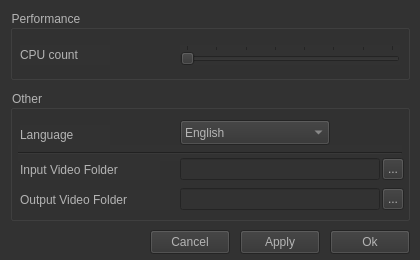
Old version of the form design/Settings.ui in the repository turbo3000r/VideoConverter.
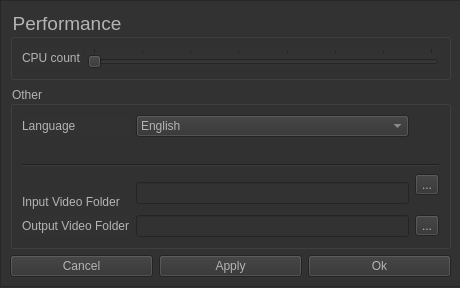
New version of the form. Icons and pictures are not drawn.

```diff
--- a/design/Settings.ui
+++ b/design/Settings.ui
@@ -6,8 +6,8 @@
    <rect>
     <x>0</x>
     <y>0</y>
-    <width>420</width>
-    <height>260</height>
+    <width>460</width>
+    <height>288</height>
    </rect>
   </property>
   <property name="windowTitle">
@@ -18,14 +18,44 @@
 background-color: rgb(50, 50, 50);
 font: 14pt &quot;Gulim&quot;;</string>
   </property>
+  <property name="windowIcon">
+   <iconset>
+    <normaloff>../Vid.ico</normaloff>../Vid.ico</iconset>
+  </property>
+  <widget class="QWidget" name="verticalLayoutWidget">
+   <property name="geometry">
+    <rect>
+     <x>0</x>
+     <y>0</y>
+     <width>461</width>
+     <height>287</height>
+    </rect>
+   </property>
+   <layout class="QVBoxLayout" name="verticalLayout">
+    <item>
+     <widget class="QFrame" name="frame">
+      <property name="frameShape">
+       <enum>QFrame::StyledPanel</enum>
+      </property>
+      <property name="frameShadow">
+       <enum>QFrame::Raised</enum>
+      </property>
+      <layout class="QGridLayout" name="gridLayout_2">
+       <item row="0" column="0" colspan="3">
   <widget class="QGroupBox" name="groupBox">
-   <property name="geometry">
-    <rect>
-     <x>10</x>
-     <y>10</y>
-     <width>400</width>
-     <height>70</height>
-    </rect>
+         <property name="sizePolicy">
+          <sizepolicy hsizetype="Expanding" vsizetype="Minimum">
+           <horstretch>0</horstretch>
+           <verstretch>0</verstretch>
+          </sizepolicy>
+         </property>
+         <property name="font">
+          <font>
+           <family>Tahoma</family>
+           <pointsize>14</pointsize>
+           <italic>false</italic>
+           <bold>false</bold>
+          </font>
    </property>
    <property name="styleSheet">
     <string notr="true"/>
@@ -33,15 +63,22 @@
    <property name="title">
     <string>Performance</string>
    </property>
+         <layout class="QHBoxLayout" name="horizontalLayout_2">
+          <item>
+           <widget class="QLabel" name="label">
+            <property name="toolTip">
+             <string>&lt;html&gt;&lt;head/&gt;&lt;body&gt;&lt;p&gt;Count of CPUs used for conversion&lt;/p&gt;&lt;/body&gt;&lt;/html&gt;</string>
+            </property>
+            <property name="styleSheet">
+             <string notr="true">font: 12pt &quot;Tahoma&quot;;</string>
+            </property>
+            <property name="text">
+             <string>CPU count</string>
+            </property>
+           </widget>
+          </item>
+          <item>
    <widget class="QSlider" name="horizontalSlider">
-    <property name="geometry">
-     <rect>
-      <x>170</x>
-      <y>35</y>
-      <width>220</width>
-      <height>20</height>
-     </rect>
-    </property>
     <property name="styleSheet">
      <string notr="true">font: 12pt &quot;Gulim&quot;;</string>
     </property>
@@ -61,34 +98,17 @@
      <number>1</number>
     </property>
    </widget>
-   <widget class="QLabel" name="label">
-    <property name="geometry">
-     <rect>
-      <x>10</x>
-      <y>35</y>
-      <width>90</width>
-      <height>20</height>
-     </rect>
-    </property>
-    <property name="toolTip">
-     <string>&lt;html&gt;&lt;head/&gt;&lt;body&gt;&lt;p&gt;Count of CPUs used for conversion&lt;/p&gt;&lt;/body&gt;&lt;/html&gt;</string>
-    </property>
-    <property name="styleSheet">
-     <string notr="true">font: 12pt &quot;Gulim&quot;;</string>
-    </property>
-    <property name="text">
-     <string>CPU count</string>
-    </property>
-   </widget>
-  </widget>
+          </item>
+         </layout>
+        </widget>
+       </item>
+       <item row="1" column="0" colspan="3">
   <widget class="QGroupBox" name="groupBox_2">
-   <property name="geometry">
-    <rect>
-     <x>10</x>
-     <y>90</y>
-     <width>400</width>
-     <height>131</height>
-    </rect>
+         <property name="sizePolicy">
+          <sizepolicy hsizetype="Preferred" vsizetype="MinimumExpanding">
+           <horstretch>0</horstretch>
+           <verstretch>0</verstretch>
+          </sizepolicy>
    </property>
    <property name="styleSheet">
     <string notr="true"/>
@@ -96,15 +116,9 @@
    <property name="title">
     <string>Other</string>
    </property>
+         <layout class="QGridLayout" name="gridLayout_3">
+          <item row="0" column="0">
    <widget class="QLabel" name="label_2">
-    <property name="geometry">
-     <rect>
-      <x>10</x>
-      <y>35</y>
-      <width>90</width>
-      <height>20</height>
-     </rect>
-    </property>
     <property name="toolTip">
      <string>&lt;html&gt;&lt;head/&gt;&lt;body&gt;&lt;p&gt;Language of programm &lt;/p&gt;&lt;/body&gt;&lt;/html&gt;</string>
     </property>
@@ -115,15 +129,9 @@
      <string>Language</string>
     </property>
    </widget>
+          </item>
+          <item row="0" column="1">
    <widget class="QComboBox" name="comboBox">
-    <property name="geometry">
-     <rect>
-      <x>170</x>
-      <y>30</y>
-      <width>150</width>
-      <height>25</height>
-     </rect>
-    </property>
     <property name="styleSheet">
      <string notr="true">font: 12pt &quot;Gulim&quot;;</string>
     </property>
@@ -138,14 +146,50 @@
      </property>
     </item>
    </widget>
+          </item>
+          <item row="1" column="0" rowspan="3" colspan="3">
+           <widget class="Line" name="line">
+            <property name="orientation">
+             <enum>Qt::Horizontal</enum>
+            </property>
+           </widget>
+          </item>
+          <item row="2" column="2" rowspan="3">
+           <widget class="QToolButton" name="toolButton">
+            <property name="sizePolicy">
+             <sizepolicy hsizetype="Fixed" vsizetype="Fixed">
+              <horstretch>0</horstretch>
+              <verstretch>0</verstretch>
+             </sizepolicy>
+            </property>
+            <property name="toolTip">
+             <string>&lt;html&gt;&lt;head/&gt;&lt;body&gt;&lt;p&gt;Browse&lt;/p&gt;&lt;/body&gt;&lt;/html&gt;</string>
+            </property>
+            <property name="text">
+             <string>...</string>
+            </property>
+           </widget>
+          </item>
+          <item row="3" column="1" rowspan="2">
+           <widget class="QLineEdit" name="lineEdit">
+            <property name="sizePolicy">
+             <sizepolicy hsizetype="Expanding" vsizetype="Fixed">
+              <horstretch>0</horstretch>
+              <verstretch>0</verstretch>
+             </sizepolicy>
+            </property>
+            <property name="styleSheet">
+             <string notr="true">font: 10pt &quot;Tahoma&quot;;</string>
+            </property>
+           </widget>
+          </item>
+          <item row="4" column="0">
    <widget class="QLabel" name="label_3">
-    <property name="geometry">
-     <rect>
-      <x>10</x>
-      <y>70</y>
-      <width>140</width>
-      <height>20</height>
-     </rect>
+            <property name="sizePolicy">
+             <sizepolicy hsizetype="Fixed" vsizetype="Fixed">
+              <horstretch>0</horstretch>
+              <verstretch>0</verstretch>
+             </sizepolicy>
     </property>
     <property name="toolTip">
      <string>&lt;html&gt;&lt;head/&gt;&lt;body&gt;&lt;p&gt;Default path of videos &lt;/p&gt;&lt;/body&gt;&lt;/html&gt;</string>
@@ -157,15 +201,9 @@
      <string>Input Video Folder</string>
     </property>
    </widget>
+          </item>
+          <item row="5" column="0">
    <widget class="QLabel" name="label_4">
-    <property name="geometry">
-     <rect>
-      <x>10</x>
-      <y>100</y>
-      <width>150</width>
-      <height>20</height>
-     </rect>
-    </property>
     <property name="toolTip">
      <string>&lt;html&gt;&lt;head/&gt;&lt;body&gt;&lt;p&gt;Default path to save converted video&lt;/p&gt;&lt;/body&gt;&lt;/html&gt;</string>
     </property>
@@ -176,70 +214,22 @@
      <string>Output Video Folder</string>
     </property>
    </widget>
-   <widget class="Line" name="line">
-    <property name="geometry">
-     <rect>
-      <x>8</x>
-      <y>55</y>
-      <width>384</width>
-      <height>16</height>
-     </rect>
-    </property>
-    <property name="orientation">
-     <enum>Qt::Horizontal</enum>
-    </property>
-   </widget>
-   <widget class="QLineEdit" name="lineEdit">
-    <property name="geometry">
-     <rect>
-      <x>170</x>
-      <y>68</y>
-      <width>200</width>
-      <height>22</height>
-     </rect>
-    </property>
-    <property name="styleSheet">
-     <string notr="true">font: 10pt &quot;Gulim&quot;;</string>
-    </property>
-   </widget>
-   <widget class="QToolButton" name="toolButton">
-    <property name="geometry">
-     <rect>
-      <x>372</x>
-      <y>68</y>
-      <width>22</width>
-      <height>22</height>
-     </rect>
-    </property>
-    <property name="toolTip">
-     <string>&lt;html&gt;&lt;head/&gt;&lt;body&gt;&lt;p&gt;Browse&lt;/p&gt;&lt;/body&gt;&lt;/html&gt;</string>
-    </property>
-    <property name="text">
-     <string>...</string>
-    </property>
-   </widget>
+          </item>
+          <item row="5" column="1">
    <widget class="QLineEdit" name="lineEdit_2">
-    <property name="geometry">
-     <rect>
-      <x>170</x>
-      <y>98</y>
-      <width>200</width>
-      <height>22</height>
-     </rect>
+            <property name="sizePolicy">
+             <sizepolicy hsizetype="Expanding" vsizetype="Fixed">
+              <horstretch>0</horstretch>
+              <verstretch>0</verstretch>
+             </sizepolicy>
     </property>
     <property name="styleSheet">
-     <string notr="true">font: 10pt &quot;Gulim&quot;;</string>
-    </property>
-   </widget>
+             <string notr="true">font: 10pt &quot;Tahoma&quot;;</string>
+            </property>
+           </widget>
+          </item>
+          <item row="5" column="2">
    <widget class="QToolButton" name="toolButton_2">
-    <property name="geometry">
-     <rect>
-      <x>372</x>
-      <y>98</y>
-      <width>22</width>
-      <height>22</height>
-     </rect>
-    </property>
     <property name="toolTip">
      <string>&lt;html&gt;&lt;head/&gt;&lt;body&gt;&lt;p&gt;&lt;span style=&quot; font-size:12pt;&quot;&gt;Browse&lt;/span&gt;&lt;/p&gt;&lt;/body&gt;&lt;/html&gt;</string>
     </property>
@@ -247,16 +237,12 @@
      <string>...</string>
     </property>
    </widget>
-  </widget>
+          </item>
+         </layout>
+        </widget>
+       </item>
+       <item row="2" column="0">
   <widget class="QPushButton" name="pushButton">
-   <property name="geometry">
-    <rect>
-     <x>150</x>
-     <y>230</y>
-     <width>80</width>
-     <height>24</height>
-    </rect>
-   </property>
    <property name="styleSheet">
     <string notr="true">font: 12pt &quot;Gulim&quot;;</string>
    </property>
@@ -264,15 +250,9 @@
     <string>Cancel</string>
    </property>
   </widget>
+       </item>
+       <item row="2" column="1">
   <widget class="QPushButton" name="pushButton_2">
-   <property name="geometry">
-    <rect>
-     <x>240</x>
-     <y>230</y>
-     <width>80</width>
-     <height>24</height>
-    </rect>
-   </property>
    <property name="toolTip">
     <string>&lt;html&gt;&lt;head/&gt;&lt;body&gt;&lt;p&gt;Apply changes&lt;/p&gt;&lt;/body&gt;&lt;/html&gt;</string>
    </property>
@@ -283,21 +263,21 @@
     <string>Apply</string>
    </property>
   </widget>
+       </item>
+       <item row="2" column="2">
   <widget class="QPushButton" name="pushButton_3">
-   <property name="geometry">
-    <rect>
-     <x>330</x>
-     <y>230</y>
-     <width>80</width>
-     <height>24</height>
-    </rect>
-   </property>
    <property name="styleSheet">
     <string notr="true">font: 12pt &quot;Gulim&quot;;</string>
    </property>
    <property name="text">
     <string>Ok</string>
    </property>
+        </widget>
+       </item>
+      </layout>
+     </widget>
+    </item>
+   </layout>
   </widget>
  </widget>
  <resources/>
```
Left out of the diff: 20 changed lines with no effect on the pictures. Lines whose indentation alone changed are shown as unchanged.
